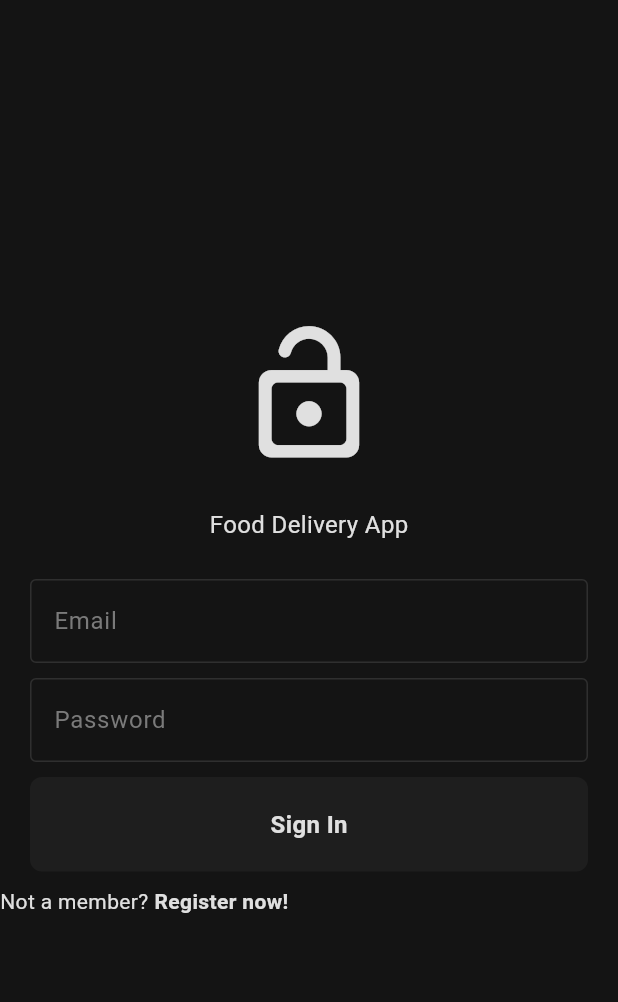
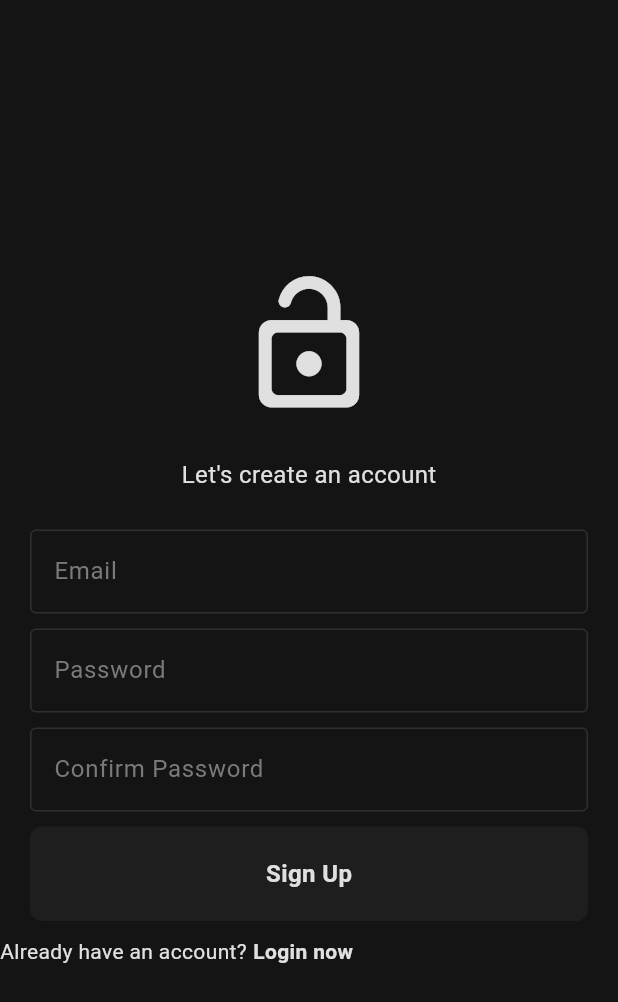
Before and after one commit to hello-favour/food_app, a Flutter app: the screen it shows after launch, on a phone screen of 412 x 824 dp. Shown: the top 1002 px of the screen. Run offline on Flutter 3.47's test engine with Material 3 defaults, Android fonts, the phone set to English and light mode, and no system bars.

```diff
--- /dev/null
+++ b/lib/auth/login_or_register.dart
@@ -0,0 +1,29 @@
+import 'package:flutter/material.dart';
+import 'package:food_app/pages/login_page.dart';
+import 'package:food_app/pages/register_page.dart';
+
+class LoginOrRegister extends StatefulWidget {
+  const LoginOrRegister({super.key});
+
+  @override
+  State<LoginOrRegister> createState() => _LoginOrRegisterState();
+}
+
+class _LoginOrRegisterState extends State<LoginOrRegister> {
+  bool isShowingLogin = false;
+
+  void togglePages() {
+    setState(() {
+      isShowingLogin = !isShowingLogin;
+    });
+  }
+
+  @override
+  Widget build(BuildContext context) {
+    if (isShowingLogin) {
+      return LoginPage(onTap: togglePages);
+    } else {
+      return RegisterPage(onTap: togglePages);
+    }
+  }
+}
--- a/lib/main.dart
+++ b/lib/main.dart
@@ -1,4 +1,5 @@
 import 'package:flutter/material.dart';
+import 'package:food_app/auth/login_or_register.dart';
 import 'package:food_app/pages/login_page.dart';
 import 'package:food_app/themes/theme_provider.dart';
 import 'package:provider/provider.dart';
@@ -18,7 +19,7 @@ class MyApp extends StatelessWidget {
     return MaterialApp(
       debugShowCheckedModeBanner: false,
       title: 'Food App',
-      home: const LoginPage(),
+      home: const LoginOrRegister(),
       theme: Provider.of<ThemeProvider>(context).themeData,
     );
   }
--- /dev/null
+++ b/lib/pages/register_page.dart
@@ -0,0 +1,91 @@
+import 'package:flutter/material.dart';
+import 'package:food_app/components/app_button.dart';
+import 'package:food_app/components/app_textfield.dart';
+
+class RegisterPage extends StatefulWidget {
+  final void Function()? onTap;
+  const RegisterPage({
+    super.key,
+    this.onTap,
+  });
+
+  @override
+  State<RegisterPage> createState() => _LoginPageState();
+}
+
+class _LoginPageState extends State<RegisterPage> {
+  TextEditingController emailController = TextEditingController();
+  TextEditingController passwordController = TextEditingController();
+  TextEditingController confirmPasswordController = TextEditingController();
+  @override
+  Widget build(BuildContext context) {
+    return Scaffold(
+      backgroundColor: Theme.of(context).colorScheme.background,
+      body: Center(
+        child: Column(
+          mainAxisAlignment: MainAxisAlignment.center,
+          children: [
+            Icon(
+              Icons.lock_open_rounded,
+              size: 100,
+              color: Theme.of(context).colorScheme.inversePrimary,
+            ),
+            const SizedBox(height: 25),
+            Text(
+              "Let's create an account",
+              style: TextStyle(
+                fontSize: 16,
+                color: Theme.of(context).colorScheme.inversePrimary,
+              ),
+            ),
+            const SizedBox(height: 25),
+            AppTexField(
+              hintText: "Email",
+              controller: emailController,
+              obsecureText: false,
+            ),
+            const SizedBox(height: 10),
+            AppTexField(
+              hintText: "Password",
+              controller: passwordController,
+              obsecureText: true,
+            ),
+            const SizedBox(height: 10),
+            AppTexField(
+              hintText: "Confirm Password",
+              controller: confirmPasswordController,
+              obsecureText: true,
+            ),
+            const SizedBox(height: 10),
+            AppButton(
+              onTap: () {},
+              text: "Sign Up",
+            ),
+            const SizedBox(height: 10),
+            Row(
+              children: [
+                Text(
+                  "Already have an account?",
+                  style: TextStyle(
+                    color: Theme.of(context).colorScheme.inversePrimary,
+                  ),
+                ),
+                const SizedBox(width: 4),
+                GestureDetector(
+                  onTap: widget.onTap,
+                  child: Text(
+                    "Login now",
+                    style: TextStyle(
+                      color: Theme.of(context).colorScheme.inversePrimary,
+                      fontWeight: FontWeight.bold,
+                    ),
+                  ),
+                ),
+              ],
+            ),
+          ],
+        ),
+      ),
+    );
+  }
+}
```
